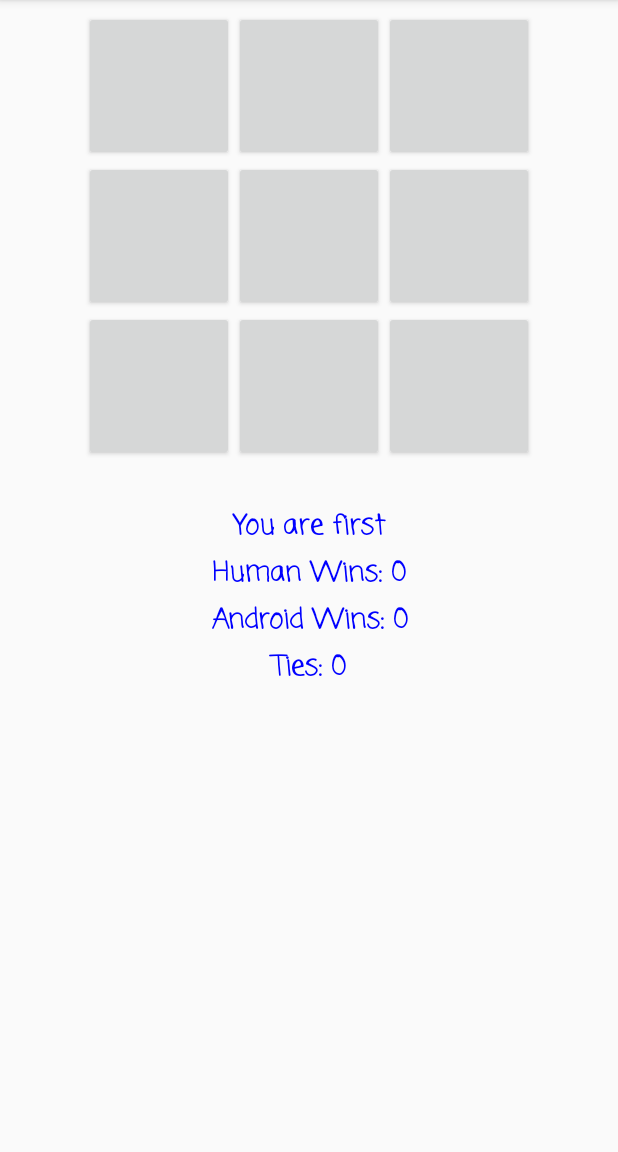
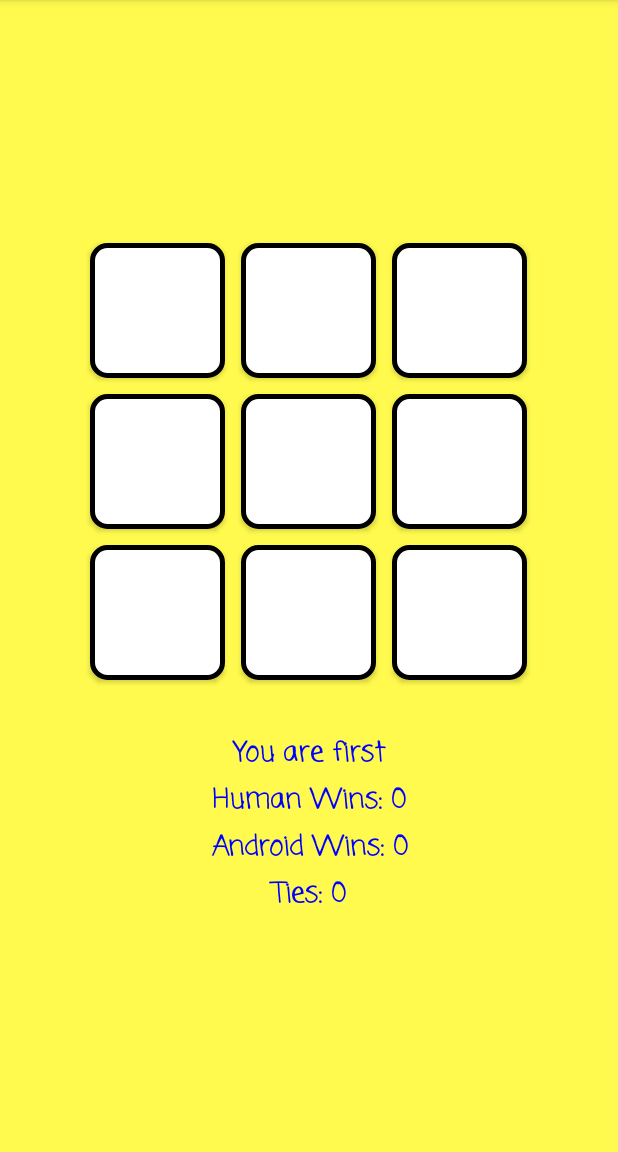
Before and after one commit to mamurciac/MobileApplicationsChallengesIncomplete, an Android app: the screen it shows after launch (TicTacToeActivity), on a phone screen of 412 x 824 dp, the part 84-1236 px from its top. Run offline under Robolectric (Android 15) with nearby library versions, the phone set to English and light mode, and no system bars.

Commit message:
Style Improvement

```diff
--- /dev/null
+++ b/Challenge2_TicTacToe/app/src/main/res/drawable/white_button.xml
@@ -0,0 +1,11 @@
+<?xml version="1.0" encoding="utf-8"?>
+<selector xmlns:android="http://schemas.android.com/apk/res/android">
+    <item>
+        <shape>
+            <solid android:color="#FFFFFF"/>
+            <corners android:radius="10dp"/>
+            <stroke android:color="#000000"
+                android:width="3dp"/>
+        </shape>
+    </item>
+</selector>
--- a/Challenge2_TicTacToe/app/src/main/res/layout/activity_tic_tac_toe.xml
+++ b/Challenge2_TicTacToe/app/src/main/res/layout/activity_tic_tac_toe.xml
@@ -1,68 +1,88 @@
 <?xml version="1.0" encoding="utf-8"?>
 <LinearLayout xmlns:android="http://schemas.android.com/apk/res/android"
-    android:orientation="vertical"
-    android:layout_width="fill_parent"
-    android:layout_height="fill_parent"
-    android:gravity="center_horizontal">
+    xmlns:tools="http://schemas.android.com/tools"
+    android:layout_width="match_parent"
+    android:layout_height="match_parent"
+    android:background="#FFFA4D"
+    android:gravity="center_vertical|center_horizontal"
+    android:orientation="vertical">
 
     <TableLayout
         android:id="@+id/gameboard"
-        android:layout_width="fill_parent"
+        android:layout_width="wrap_content"
         android:layout_height="wrap_content"
-        android:layout_marginTop="7dp">
+        android:layout_gravity="center_vertical|center_horizontal">
 
-        <TableRow android:gravity="center_horizontal">
+        <TableRow android:gravity="center_vertical|center_horizontal">
             <Button android:id="@+id/spot_one"
-                android:layout_width="100dp"
-                android:layout_height="100dp"
+                android:layout_width="90dp"
+                android:layout_height="90dp"
+                android:layout_margin="5dp"
+                android:background="@drawable/white_button"
                 android:text="1"
-                android:textSize="70dp"/>
+                android:textSize="60sp"/>
             <Button android:id="@+id/spot_two"
-                android:layout_width="100dp"
-                android:layout_height="100dp"
+                android:layout_width="90dp"
+                android:layout_height="90dp"
+                android:layout_margin="5dp"
+                android:background="@drawable/white_button"
                 android:text="2"
-                android:textSize="70dp"/>
+                android:textSize="60sp"/>
             <Button android:id="@+id/spot_three"
-                android:layout_width="100dp"
-                android:layout_height="100dp"
+                android:layout_width="90dp"
+                android:layout_height="90dp"
+                android:layout_margin="5dp"
+                android:background="@drawable/white_button"
                 android:text="3"
-                android:textSize="70dp"/>
+                android:textSize="60sp"/>
         </TableRow>
 
-        <TableRow android:gravity="center_horizontal">
+        <TableRow android:gravity="center_vertical|center_horizontal">
             <Button android:id="@+id/spot_four"
-                android:layout_width="100dp"
-                android:layout_height="100dp"
+                android:layout_width="90dp"
+                android:layout_height="90dp"
+                android:layout_margin="5dp"
+                android:background="@drawable/white_button"
                 android:text="4"
-                android:textSize="70dp"/>
+                android:textSize="60sp"/>
             <Button android:id="@+id/spot_five"
-                android:layout_width="100dp"
-                android:layout_height="100dp"
+                android:layout_width="90dp"
+                android:layout_height="90dp"
+                android:layout_margin="5dp"
+                android:background="@drawable/white_button"
                 android:text="5"
-                android:textSize="70dp"/>
+                android:textSize="60sp"/>
             <Button android:id="@+id/spot_six"
-                android:layout_width="100dp"
-                android:layout_height="100dp"
+                android:layout_width="90dp"
+                android:layout_height="90dp"
+                android:layout_margin="5dp"
+                android:background="@drawable/white_button"
                 android:text="6"
-                android:textSize="70dp"/>
+                android:textSize="60sp"/>
         </TableRow>
 
-        <TableRow android:gravity="center_horizontal">
+        <TableRow android:gravity="center_vertical|center_horizontal">
             <Button android:id="@+id/spot_seven"
-                android:layout_width="100dp"
-                android:layout_height="100dp"
+                android:layout_width="90dp"
+                android:layout_height="90dp"
+                android:layout_margin="5dp"
+                android:background="@drawable/white_button"
                 android:text="7"
-                android:textSize="70dp"/>
+                android:textSize="60sp"/>
             <Button android:id="@+id/spot_eight"
-                android:layout_width="100dp"
-                android:layout_height="100dp"
+                android:layout_width="90dp"
+                android:layout_height="90dp"
+                android:layout_margin="5dp"
+                android:background="@drawable/white_button"
                 android:text="8"
-                android:textSize="70dp"/>
+                android:textSize="60sp"/>
             <Button android:id="@+id/spot_nine"
-                android:layout_width="100dp"
-                android:layout_height="100dp"
+                android:layout_width="90dp"
+                android:layout_height="90dp"
+                android:layout_margin="5dp"
+                android:background="@drawable/white_button"
                 android:text="9"
-                android:textSize="70dp"/>
+                android:textSize="60sp"/>
         </TableRow>
     </TableLayout>
 
@@ -73,8 +93,8 @@
         android:fontFamily="casual"
         android:gravity="center_horizontal"
         android:text="info"
-        android:textColor="#0000ff"
-        android:textSize="18dp"
+        android:textColor="#0000FF"
+        android:textSize="18sp"
         android:textStyle="bold"/>
 
     <TextView
@@ -85,8 +105,8 @@
         android:fontFamily="casual"
         android:gravity="center_horizontal"
         android:text="info"
-        android:textColor="#0000ff"
-        android:textSize="18dp"
+        android:textColor="#0000FF"
+        android:textSize="18sp"
         android:textStyle="bold"/>
 
     <TextView android:id="@+id/android_wins"
@@ -96,8 +116,8 @@
         android:fontFamily="casual"
         android:gravity="center_horizontal"
         android:text="info"
-        android:textColor="#0000ff"
-        android:textSize="18dp"
+        android:textColor="#0000FF"
+        android:textSize="18sp"
         android:textStyle="bold"/>
 
     <TextView android:id="@+id/number_ties"
@@ -107,7 +127,7 @@
         android:fontFamily="casual"
         android:gravity="center_horizontal"
         android:text="info"
-        android:textColor="#0000ff"
-        android:textSize="18dp"
+        android:textColor="#0000FF"
+        android:textSize="18sp"
         android:textStyle="bold"/>
 </LinearLayout>
```
